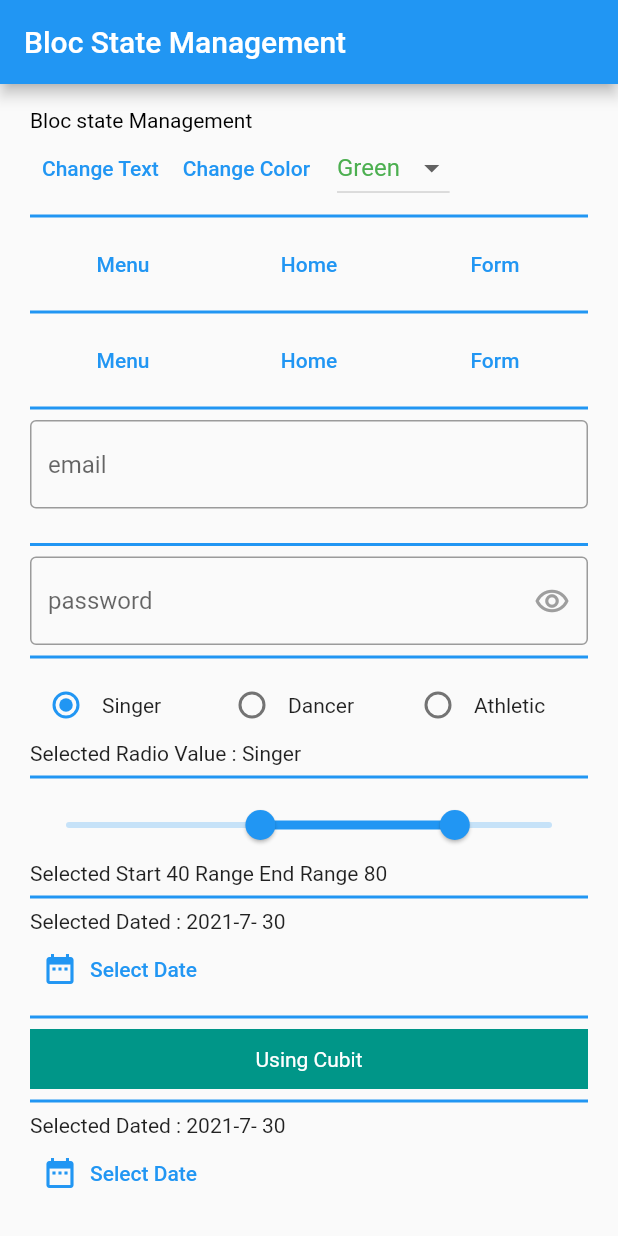
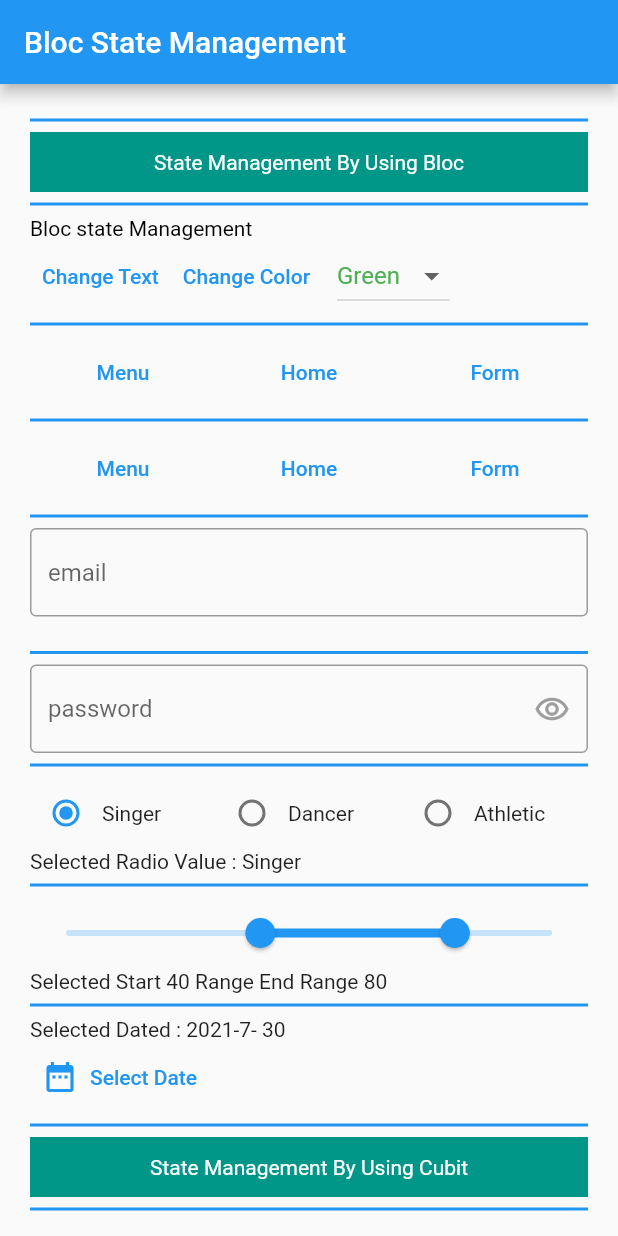
Before and after one commit to ishworpanta10/bloc_ui_state_management, a Flutter app: the HomePage screen opened directly, on a phone screen of 412 x 824 dp. Run offline on Flutter 3.47's test engine with Material 2 defaults, Android fonts, the phone set to English and light mode, and no system bars; our stand-ins replace flutter_bloc; statements that could not run were skipped.

Commit message:
simple ui changed

```diff
--- a/lib/screens/homepage.dart
+++ b/lib/screens/homepage.dart
@@ -1,6 +1,3 @@
-import 'package:bloc_state_management/cubit/change_form_decoration_after_user_input_cubit.dart';
-import 'package:bloc_state_management/cubit/date_picker_cubit.dart';
-import 'package:bloc_state_management/cubit/select_button_and_take_text_cubit.dart';
 import 'package:flutter/material.dart';
 import 'package:flutter_bloc/flutter_bloc.dart';
 
@@ -15,6 +12,9 @@ import '../bloc/ui_state_management/radio_button_toggle_bloc.dart';
 import '../bloc/ui_state_management/range_slide_bloc.dart';
 import '../bloc/ui_state_management/select_button_and_get_text_data_bloc.dart';
 import '../bloc/ui_state_management/select_button_bloc.dart';
+import '../cubit/change_form_decoration_after_user_input_cubit.dart';
+import '../cubit/date_picker_cubit.dart';
+import '../cubit/select_button_and_take_text_cubit.dart';
 import '../models/button_model.dart';
 import '../models/range_slide_model.dart';
 import '../models/select_button_and_take_data_bloc_model.dart';
@@ -44,6 +44,19 @@ class HomePage extends StatelessWidget {
           child: Column(
             crossAxisAlignment: CrossAxisAlignment.start,
             children: [
+              divider,
+              Container(
+                width: double.infinity,
+                height: 40,
+                color: Colors.teal,
+                child: const Center(
+                  child: Text(
+                    "State Management By Using Bloc",
+                    style: TextStyle(color: Colors.white),
+                  ),
+                ),
+              ),
+              divider,
               //basic ui for text and color
               BlocBuilder<BasicTextManagementBloc, bool>(
                 builder: (context, textChangeState) {
@@ -381,7 +394,7 @@ class HomePage extends StatelessWidget {
                 color: Colors.teal,
                 child: const Center(
                   child: Text(
-                    "Using Cubit",
+                    "State Management By Using Cubit",
                     style: TextStyle(color: Colors.white),
                   ),
                 ),
@@ -422,7 +435,7 @@ class HomePage extends StatelessWidget {
                   return TextFormField(
                     decoration: InputDecoration(
                       hintText: 'email',
-                      filled: changeFormColorCubitState.isEmpty ? false : true,
+                      filled: changeFormColorCubitState.isNotEmpty,
                       fillColor: Colors.green.withOpacity(0.6),
                       border: const OutlineInputBorder(),
                     ),
```
